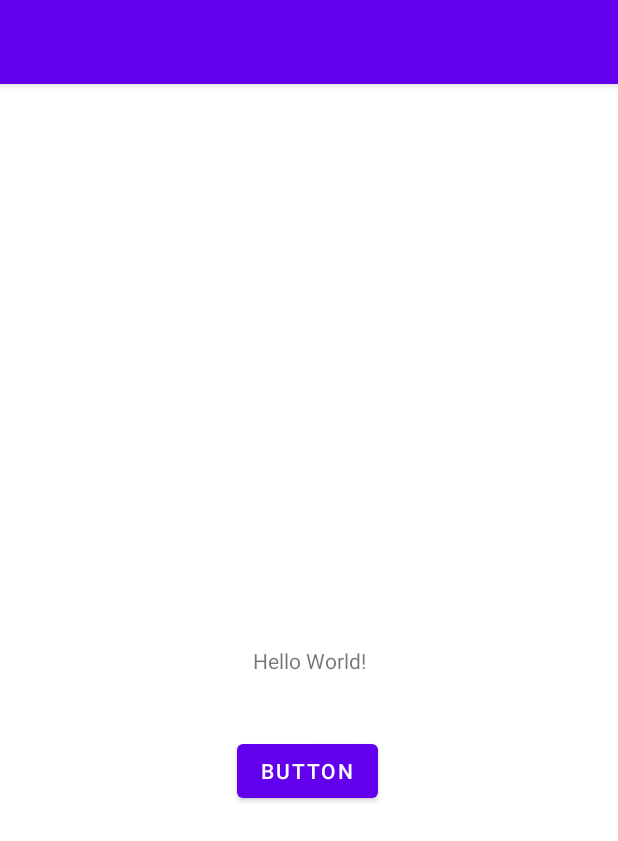
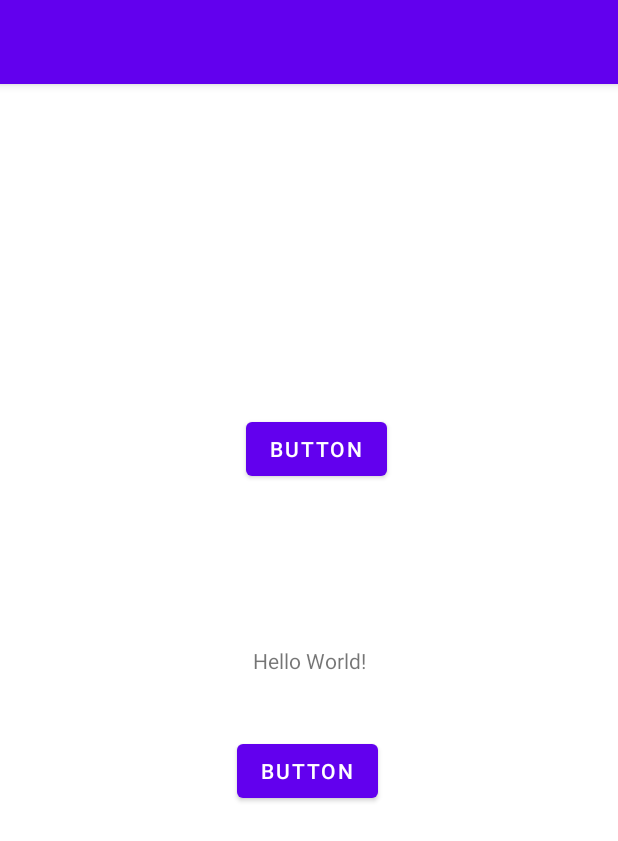
Before and after one commit to obause/MyProjects, an Android app: the screen it shows after launch (MainActivity), on a phone screen of 412 x 824 dp. Shown: the top 841 px of the screen. Run offline under Robolectric (Android 15) with nearby library versions, the phone set to English and light mode, and no system bars.

Commit message:
noch ein Button

```diff
--- a/app/src/main/res/layout/activity_main.xml
+++ b/app/src/main/res/layout/activity_main.xml
@@ -27,4 +27,16 @@
         app:layout_constraintEnd_toEndOf="parent"
         app:layout_constraintStart_toStartOf="parent" />
 
+    <Button
+        android:id="@+id/button2"
+        android:layout_width="wrap_content"
+        android:layout_height="wrap_content"
+        android:layout_marginStart="163dp"
+        android:layout_marginTop="219dp"
+        android:layout_marginEnd="154dp"
+        android:text="Button"
+        app:layout_constraintEnd_toEndOf="parent"
+        app:layout_constraintStart_toStartOf="parent"
+        app:layout_constraintTop_toTopOf="parent" />
+
 </androidx.constraintlayout.widget.ConstraintLayout>
```
